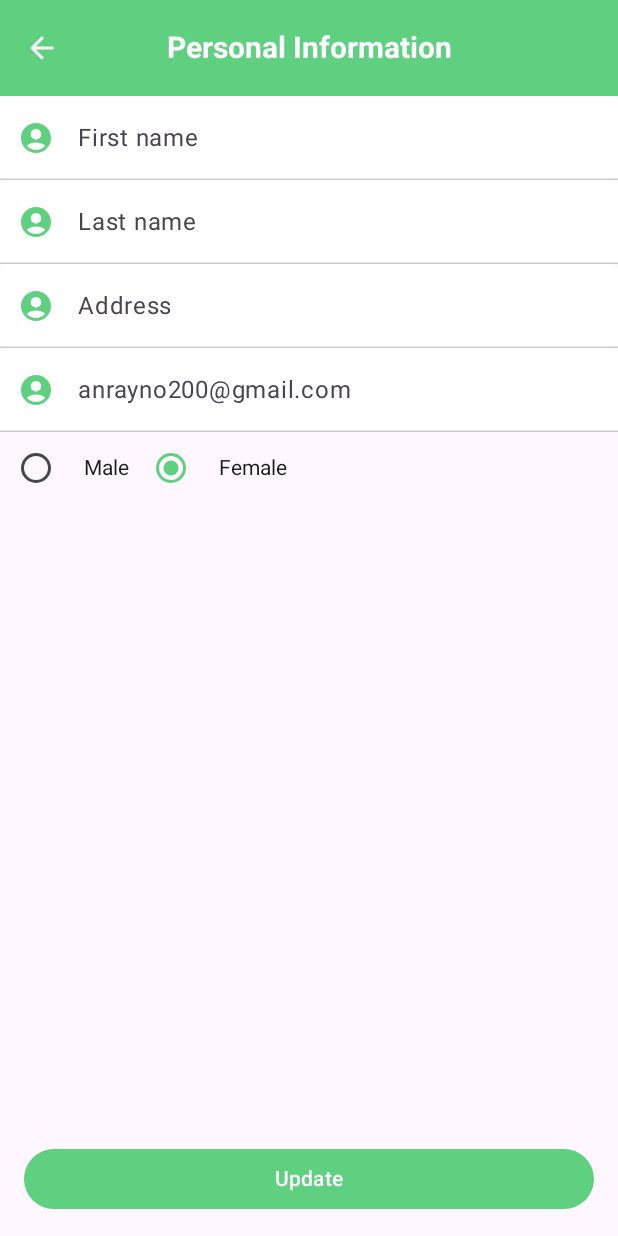
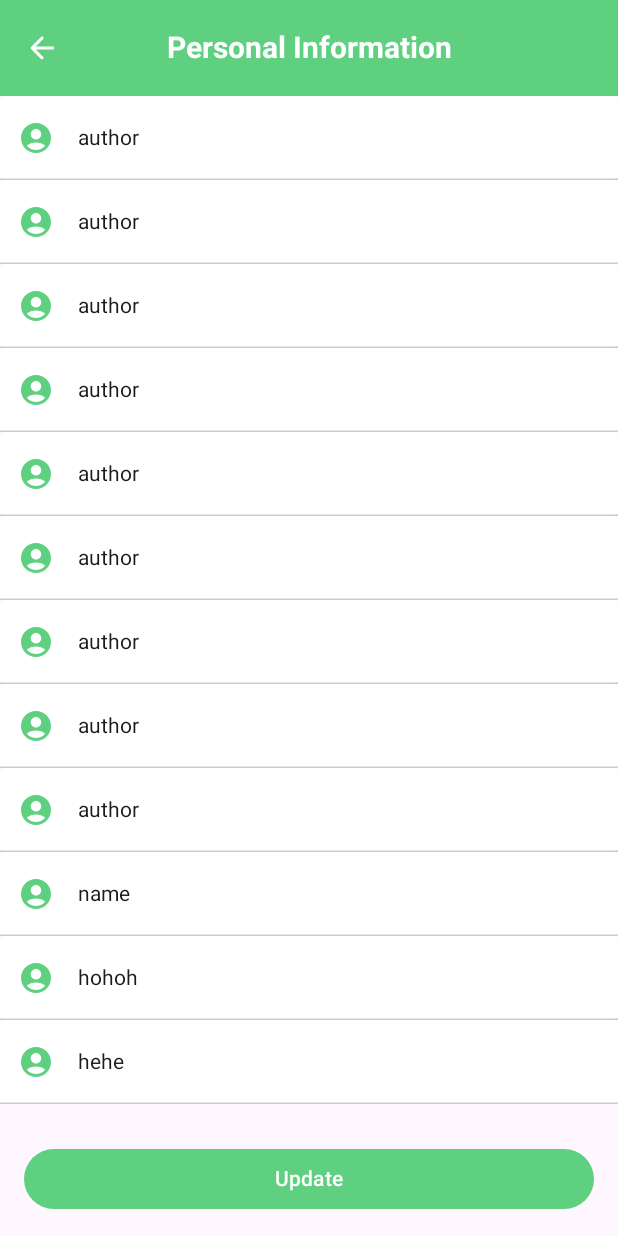
Before and after one commit to H1eu69/GiaSu, an Android app built with Jetpack Compose: the @Preview function PreviewScreen, on a phone screen of 412 x 824 dp. Run offline under Robolectric (Android 15) with nearby library versions, the phone set to English and light mode, and no system bars.

Commit message:
PR from origin

```diff
--- a/presentation/src/main/java/com/projectprovip/h1eu/giasu/ui/composes/Composes.kt
+++ b/presentation/src/main/java/com/projectprovip/h1eu/giasu/ui/composes/Composes.kt
@@ -1,19 +1,30 @@
 package com.projectprovip.h1eu.giasu.ui.composes
 
+import androidx.compose.foundation.layout.Box
+import androidx.compose.foundation.layout.BoxScope
+import androidx.compose.foundation.layout.fillMaxWidth
+import androidx.compose.foundation.layout.padding
 import androidx.compose.foundation.shape.RoundedCornerShape
+import androidx.compose.material.icons.Icons
+import androidx.compose.material.icons.filled.AccountCircle
+import androidx.compose.material3.Button
+import androidx.compose.material3.ButtonDefaults
 import androidx.compose.material3.ExperimentalMaterial3Api
+import androidx.compose.material3.Icon
 import androidx.compose.material3.OutlinedTextField
 import androidx.compose.material3.Text
+import androidx.compose.material3.TextField
 import androidx.compose.material3.TextFieldDefaults
 import androidx.compose.runtime.Composable
+import androidx.compose.runtime.MutableState
+import androidx.compose.ui.Alignment
+import androidx.compose.ui.Modifier
 import androidx.compose.ui.graphics.Color
 import androidx.compose.ui.text.SpanStyle
 import androidx.compose.ui.text.TextStyle
 import androidx.compose.ui.text.buildAnnotatedString
 import androidx.compose.ui.text.font.FontWeight
 import androidx.compose.ui.text.withStyle
-import androidx.compose.ui.unit.Dp
-import androidx.compose.ui.unit.TextUnit
 import androidx.compose.ui.unit.TextUnitType
 import androidx.compose.ui.unit.dp
 import androidx.compose.ui.unit.sp
@@ -21,7 +32,7 @@ import com.projectprovip.h1eu.giasu.ui.theme.primaryColor
 
 @OptIn(ExperimentalMaterial3Api::class)
 @Composable
-fun MainTextField(value: String, label: String, onValueChange: (String) -> Unit) {
+fun MainTextField(value: String, label: String, modifier : Modifier = Modifier, onValueChange: (String) -> Unit) {
     OutlinedTextField(
         value = value,
         onValueChange = {
@@ -33,7 +44,8 @@ fun MainTextField(value: String, label: String, onValueChange: (String) -> Unit)
         colors = TextFieldDefaults.outlinedTextFieldColors(
             focusedBorderColor = primaryColor,
             focusedLabelColor = primaryColor
-        )
+        ),
+        modifier = modifier
     )
 }
 
@@ -61,3 +73,47 @@ fun MultiColorText(text1: String, color1: Color, text2: String, color2 : Color)
         }
     )
 }
+
+@OptIn(ExperimentalMaterial3Api::class)
+@Composable
+fun InformationTextField(text: MutableState<String>,
+                         tintIcon: Color = primaryColor,
+                         singleLine: Boolean = true,
+                         modifier: Modifier = Modifier) {
+
+    TextField(value = text.value,
+        colors = TextFieldDefaults.textFieldColors(
+            containerColor = Color.White,
+            focusedIndicatorColor = primaryColor,
+            unfocusedIndicatorColor = Color.LightGray,
+            cursorColor = primaryColor
+        ),
+        leadingIcon = {
+            Icon(imageVector = Icons.Default.AccountCircle,
+                contentDescription = null,
+                tint = tintIcon,)
+        },
+        onValueChange = { name ->
+            text.value = name
+        },
+        singleLine = singleLine,
+        modifier = modifier
+    )
+}
+
+@OptIn(ExperimentalMaterial3Api::class)
+@Composable
+fun EduSmartButton(
+    modifier: Modifier = Modifier,
+    onClick: () -> Unit,
+    text: String,
+    buttonColor: Color = primaryColor,
+ )  {
+    Button(
+        onClick = { onClick() },
+        modifier = modifier,
+        colors = ButtonDefaults.buttonColors(containerColor = buttonColor)
+    ) {
+        Text(text = text)
+    }
+}
--- a/presentation/src/main/java/com/projectprovip/h1eu/giasu/view/screens/in_app/profile/PersonalInformation.kt
+++ b/presentation/src/main/java/com/projectprovip/h1eu/giasu/view/screens/in_app/profile/PersonalInformation.kt
@@ -2,10 +2,7 @@
 
 package com.projectprovip.h1eu.giasu.view.screens.in_app.profile
 
-import androidx.compose.foundation.layout.Arrangement
 import androidx.compose.foundation.layout.Column
-import androidx.compose.foundation.layout.Row
-import androidx.compose.foundation.layout.Spacer
 import androidx.compose.foundation.layout.fillMaxHeight
 import androidx.compose.foundation.layout.fillMaxSize
 import androidx.compose.foundation.layout.fillMaxWidth
@@ -13,26 +10,15 @@ import androidx.compose.foundation.layout.padding
 import androidx.compose.foundation.lazy.LazyColumn
 import androidx.compose.material.IconButton
 import androidx.compose.material.icons.Icons
-import androidx.compose.material.icons.filled.AccountCircle
-import androidx.compose.material.icons.filled.Create
 import androidx.compose.material.icons.rounded.ArrowBack
-import androidx.compose.material3.Button
-import androidx.compose.material3.ButtonDefaults
 import androidx.compose.material3.CenterAlignedTopAppBar
 import androidx.compose.material3.ExperimentalMaterial3Api
 import androidx.compose.material3.Icon
-import androidx.compose.material3.RadioButton
-import androidx.compose.material3.RadioButtonDefaults
 import androidx.compose.material3.Scaffold
-import androidx.compose.material3.Text
-import androidx.compose.material3.TextField
-import androidx.compose.material3.TextFieldDefaults
 import androidx.compose.material3.TopAppBarDefaults
 import androidx.compose.runtime.Composable
 import androidx.compose.runtime.mutableStateOf
 import androidx.compose.runtime.remember
-import androidx.compose.ui.Alignment
-import androidx.compose.ui.Alignment.Companion.CenterVertically
 import androidx.compose.ui.Modifier
 import androidx.compose.ui.graphics.Color
 import androidx.compose.ui.tooling.preview.Preview
@@ -40,8 +26,9 @@ import androidx.compose.ui.unit.dp
 import androidx.navigation.NavController
 import androidx.navigation.compose.rememberNavController
 import com.projectprovip.h1eu.giasu.ui.composes.AppBarTitle
+import com.projectprovip.h1eu.giasu.ui.composes.EduSmartButton
+import com.projectprovip.h1eu.giasu.ui.composes.InformationTextField
 import com.projectprovip.h1eu.giasu.ui.theme.primaryColor
-import org.intellij.lang.annotations.JdkConstants.HorizontalAlignment
 
 
 @Composable
@@ -50,6 +37,7 @@ fun PreviewScreen() {
     PersonalInformation(navController = rememberNavController())
 }
 
+@OptIn(ExperimentalMaterial3Api::class)
 @Composable
 fun PersonalInformation(navController: NavController) {
     Scaffold(
@@ -73,15 +61,8 @@ fun PersonalInformation(navController: NavController) {
                 .padding(it)
                 .fillMaxSize()){
             InformationFields(modifier = Modifier.fillMaxHeight(.9f))
-            Button(
-                onClick = { /*TODO*/ },
-                modifier = Modifier
-                    .fillMaxWidth()
-                    .padding(16.dp),
-                colors = ButtonDefaults.buttonColors(containerColor = primaryColor)
-            ) {
-                Text(text = "Update")
-            }
+            EduSmartButton(text = "Update", onClick = {},
+                modifier = Modifier.fillMaxWidth().padding(16.dp))
         }
     }
 }
@@ -91,77 +72,25 @@ fun PersonalInformation(navController: NavController) {
 fun InformationFields(modifier: Modifier = Modifier) {
 
     LazyColumn(modifier = modifier) {
-        item {
-            InformationTextField("First name")
+        items(9) {
+            InformationTextField(remember {
+                mutableStateOf("author")
+            }, modifier = Modifier.fillMaxWidth())
         }
         item {
-            InformationTextField("Last name")
+            InformationTextField(remember {
+                mutableStateOf("name")
+            }, modifier = Modifier.fillMaxWidth())
         }
         item {
-            InformationTextField("Address")
+            InformationTextField(remember {
+                mutableStateOf("hohoh")
+            }, modifier = Modifier.fillMaxWidth())
         }
         item {
-            InformationTextField("anrayno200@gmail.com")
-        }
-        item {
-            GenderOptions()
+            InformationTextField(remember {
+                mutableStateOf("hehe")
+            }, modifier = Modifier.fillMaxWidth())
         }
     }
 }
-
-@OptIn(ExperimentalMaterial3Api::class)
-@Composable
-fun InformationTextField(hintText: String) {
-    val text = remember { mutableStateOf("") }
-
-    TextField(value = text.value,
-        colors = TextFieldDefaults.textFieldColors(
-            containerColor = Color.White,
-            focusedIndicatorColor = primaryColor,
-            unfocusedIndicatorColor = Color.LightGray,
-            cursorColor = primaryColor
-        ),
-        singleLine = true,
-        placeholder = {
-            Text(text = hintText)
-        },
-        leadingIcon = {
-            Icon(imageVector = Icons.Default.AccountCircle,
-                contentDescription = null,
-                tint = primaryColor)
-        },
-        onValueChange = { name ->
-            text.value = name
-        },
-        modifier = Modifier.fillMaxWidth()
-    )
-}
-
-@Composable
-fun GenderOptions() {
-    val radioOptions = listOf("Male", "Female")
-    val (selectedOption, onOptionSelected) = remember { mutableStateOf(radioOptions[1] ) }
-
-    Row(
-        horizontalArrangement = Arrangement.spacedBy(4.dp)
-    ) {
-        radioOptions.forEach { text ->
-            Row(
-                verticalAlignment = CenterVertically,
-                horizontalArrangement = Arrangement.spacedBy(4.dp)
-            ) {
-                RadioButton(
-                    selected = (text == selectedOption),
-                    colors = RadioButtonDefaults.colors(
-                        selectedColor = primaryColor
-                    ),
-                    onClick = { onOptionSelected(text) }
-                )
-                Text(
-                    text = text,
-                    modifier = Modifier.padding(start = 4.dp)
-                )
-            }
-        }
-    }
-}
```
Also changed, not shown: presentation/src/main/java/com/projectprovip/h1eu/giasu/view/screens/in_app/profile/ChangePassword.kt (added, +106 -0 lines), presentation/src/main/java/com/projectprovip/h1eu/giasu/view/screens/in_app/profile/TutorRegister.kt (added, +109 -0 lines).
